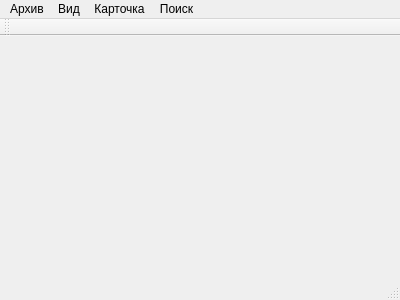
Lelius/FileLibrary, file mainwindow.ui: the form before one commit.
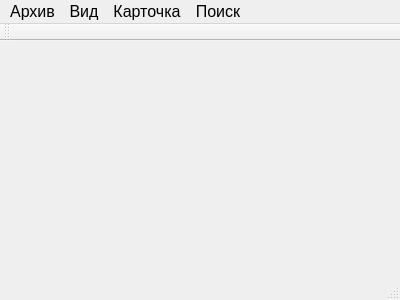
The form after the commit.

The edit to the form file:
```diff
--- a/mainwindow.ui
+++ b/mainwindow.ui
@@ -10,6 +10,11 @@
     <height>300</height>
    </rect>
   </property>
+  <property name="font">
+   <font>
+    <pointsize>12</pointsize>
+   </font>
+  </property>
   <property name="windowTitle">
    <string>MainWindow</string>
   </property>
@@ -32,9 +37,14 @@
      <x>0</x>
      <y>0</y>
      <width>400</width>
-     <height>20</height>
+     <height>26</height>
     </rect>
    </property>
+   <property name="font">
+    <font>
+     <pointsize>12</pointsize>
+    </font>
+   </property>
    <widget class="QMenu" name="menuBarFileLibrary">
     <property name="title">
      <string>Архив</string>
```
Left out of the diff: 50 changed lines with no effect on the pictures.
